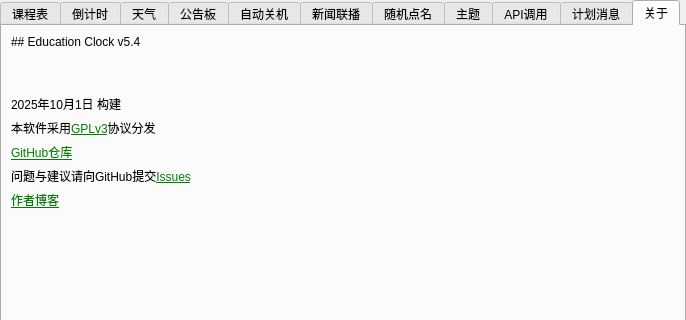
First picture: the form in ui/setting.ui, repository Return-Log/Education-Clock, before the edit; both pictures show x 0 to 686 and y 0 to 320 of the 686 by 630 pixel window.
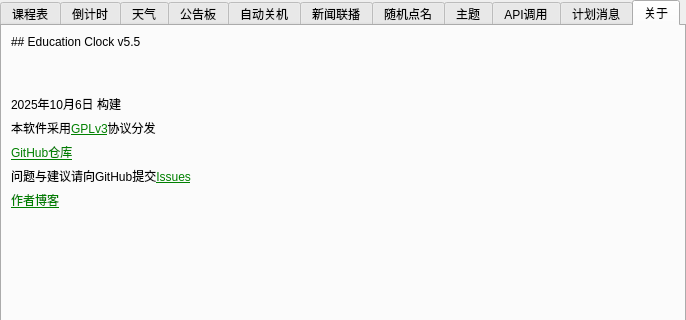
Second picture: the form after the edit. Icons and pictures are not drawn.

Commit message: v5.5 计划消息支持多时间点

```diff
--- a/ui/setting.ui
+++ b/ui/setting.ui
@@ -806,7 +806,7 @@
        <item row="0" column="1" colspan="3">
         <widget class="QLabel" name="label_32">
          <property name="text">
-          <string>## Education Clock v5.4</string>
+          <string>## Education Clock v5.5</string>
          </property>
          <property name="textFormat">
           <enum>Qt::MarkdownText</enum>
@@ -904,7 +904,7 @@
        <item row="2" column="1" colspan="3">
         <widget class="QLabel" name="label_33">
          <property name="text">
-          <string>2025年10月1日 构建</string>
+          <string>2025年10月6日 构建</string>
          </property>
         </widget>
        </item>
```
Left out of the diff: 4 changed lines with no effect on the pictures. The commit also changes 2 other files.
